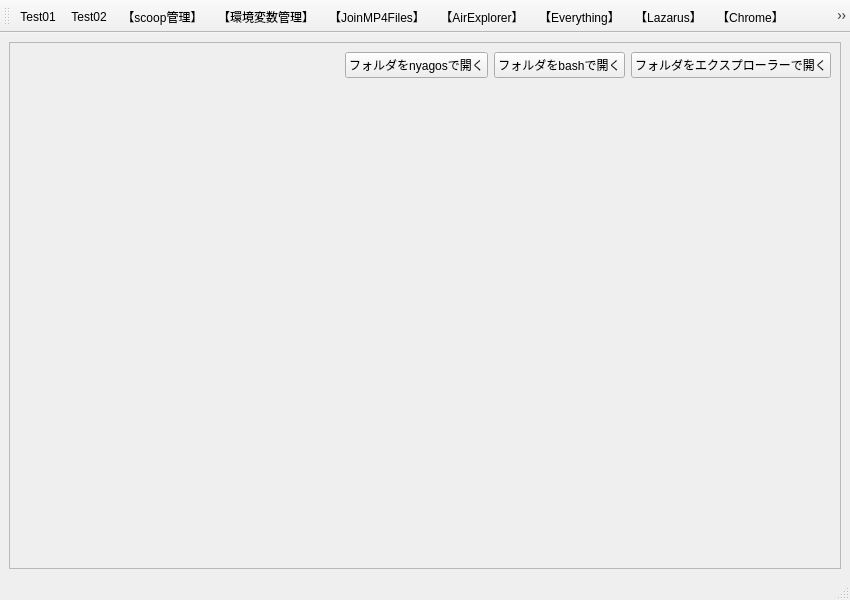
First picture: the form in main/spidermain.ui, repository spider-explorer/spider2, before the edit.
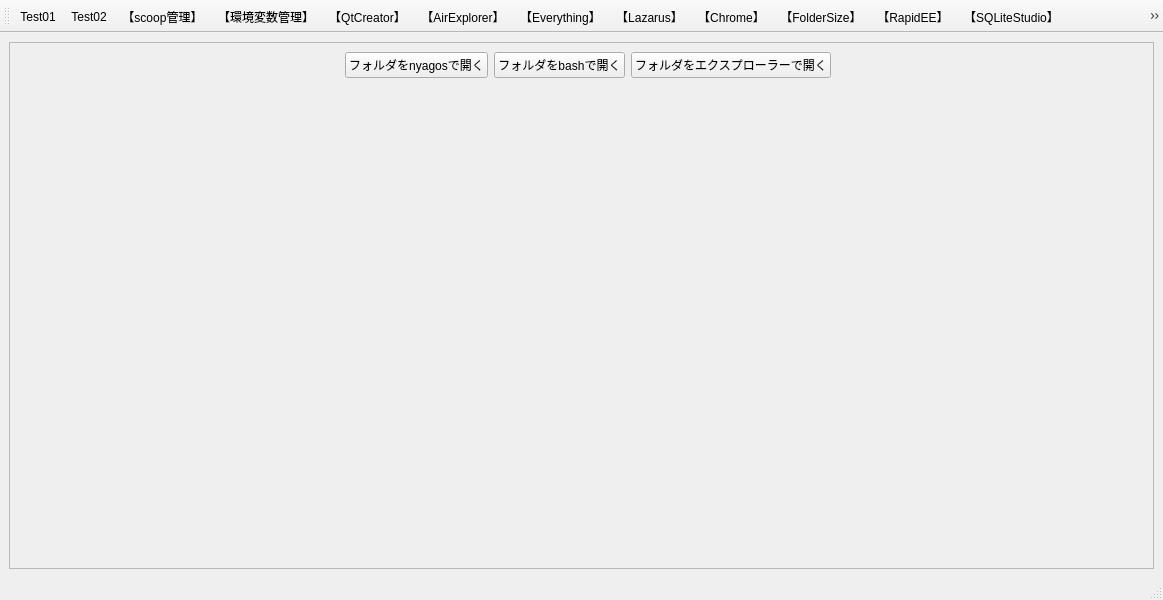
Second picture: the form after the edit. Custom widgets are drawn as their Qt base class.

```diff
--- a/main/spidermain.ui
+++ b/main/spidermain.ui
@@ -6,7 +6,7 @@
    <rect>
     <x>0</x>
     <y>0</y>
-    <width>765</width>
+    <width>1163</width>
     <height>600</height>
    </rect>
   </property>
@@ -150,7 +150,7 @@
    <addaction name="actionTest02"/>
    <addaction name="actionManageScoop"/>
    <addaction name="actionManageEnvVars"/>
-   <addaction name="actionJoinMP4Files"/>
+   <addaction name="actionQtCreator"/>
    <addaction name="actionAirExplorer"/>
    <addaction name="actionEverything"/>
    <addaction name="actionLazarus"/>
@@ -160,7 +160,6 @@
    <addaction name="actionSQLiteStudio"/>
    <addaction name="actionNotepad3"/>
    <addaction name="actionLibreOffice"/>
-   <addaction name="actionQtCreator"/>
    <addaction name="actionQOwnNotes"/>
   </widget>
   <action name="actionTest01">
@@ -238,11 +237,6 @@
     <string>【Everything】</string>
    </property>
   </action>
-  <action name="actionJoinMP4Files">
-   <property name="text">
-    <string>【JoinMP4Files】</string>
-   </property>
-  </action>
  </widget>
  <customwidgets>
   <customwidget>
```
Left out of the diff: 2 changed lines with no effect on the pictures.
